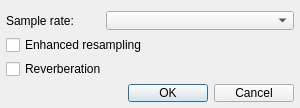
Old version of the form qmmp/src/plugins/Input/wildmidi/settingsdialog.ui in the repository Greedysky/TTKMusicPlayer.
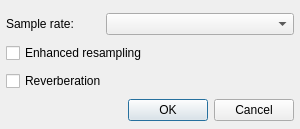
New version of the form.

```diff
--- a/qmmp/src/plugins/Input/wildmidi/settingsdialog.ui
+++ b/qmmp/src/plugins/Input/wildmidi/settingsdialog.ui
@@ -7,19 +7,19 @@
     <x>0</x>
     <y>0</y>
     <width>300</width>
-    <height>108</height>
+    <height>129</height>
    </rect>
   </property>
   <property name="minimumSize">
    <size>
     <width>300</width>
-    <height>108</height>
+    <height>129</height>
    </size>
   </property>
   <property name="maximumSize">
    <size>
     <width>300</width>
-    <height>108</height>
+    <height>129</height>
    </size>
   </property>
   <property name="windowTitle">
```
